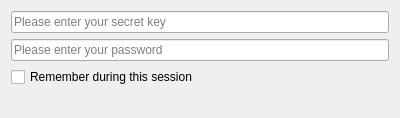
Qt form src/sakia/gui/sub/password_input/password_input.ui (duniter/sakia) before a commit.
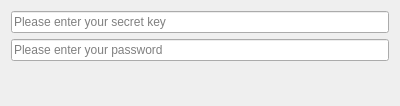
The same form after that commit.

Diff of the .ui file:
```diff
--- a/src/sakia/gui/sub/password_input/password_input.ui
+++ b/src/sakia/gui/sub/password_input/password_input.ui
@@ -7,7 +7,7 @@
     <x>0</x>
     <y>0</y>
     <width>400</width>
-    <height>110</height>
+    <height>106</height>
    </rect>
   </property>
   <property name="windowTitle">
@@ -31,17 +31,6 @@
      </property>
     </widget>
    </item>
-   <item>
-    <layout class="QHBoxLayout" name="horizontalLayout">
-     <item>
-      <widget class="QCheckBox" name="check_remember">
-       <property name="text">
-        <string>Remember during this session</string>
-       </property>
-      </widget>
-     </item>
-    </layout>
-   </item>
    <item>
     <widget class="QLabel" name="label_info">
      <property name="text">
```
